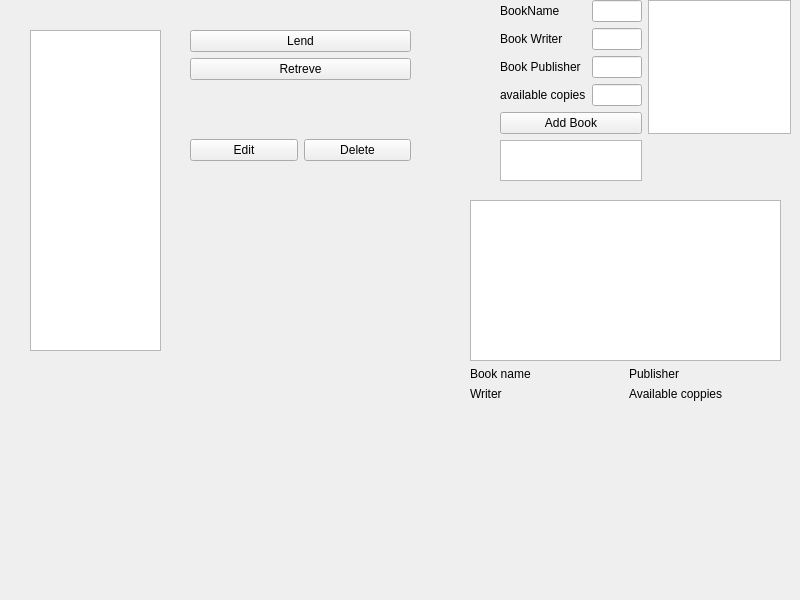
Before: the Qt Designer form Admin_page/adminpage.ui in meh3one/Ap-FinalProj, drawn with Qt 5.
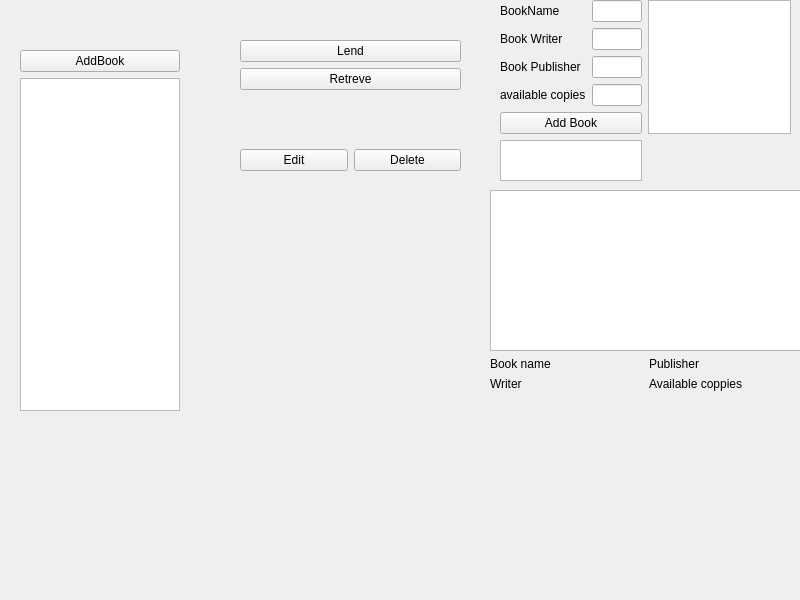
After: the same form once the commit is applied.

Commit message: made the app ALIVE

The edit to the form file:
```diff
--- a/Admin_page/adminpage.ui
+++ b/Admin_page/adminpage.ui
@@ -14,21 +14,11 @@
    <string>MainWindow</string>
   </property>
   <widget class="QWidget" name="centralwidget">
-   <widget class="QListWidget" name="BookList_Widget_output">
+   <widget class="QWidget" name="BookEdit_Widget" native="true">
     <property name="geometry">
      <rect>
-      <x>30</x>
-      <y>30</y>
-      <width>131</width>
-      <height>321</height>
-     </rect>
-    </property>
-   </widget>
-   <widget class="QWidget" name="gridLayoutWidget_2">
-    <property name="geometry">
-     <rect>
-      <x>190</x>
-      <y>30</y>
+      <x>240</x>
+      <y>40</y>
       <width>221</width>
       <height>131</height>
      </rect>
@@ -80,8 +70,8 @@
    <widget class="QWidget" name="Read_widget" native="true">
     <property name="geometry">
      <rect>
-      <x>470</x>
-      <y>200</y>
+      <x>490</x>
+      <y>190</y>
       <width>311</width>
       <height>201</height>
      </rect>
@@ -185,6 +175,28 @@
      </item>
     </layout>
    </widget>
+   <widget class="QWidget" name="verticalLayoutWidget">
+    <property name="geometry">
+     <rect>
+      <x>20</x>
+      <y>50</y>
+      <width>160</width>
+      <height>361</height>
+     </rect>
+    </property>
+    <layout class="QVBoxLayout" name="leftsidebar">
+     <item>
+      <widget class="QPushButton" name="AddBook_widget_botton">
+       <property name="text">
+        <string>AddBook</string>
+       </property>
+      </widget>
+     </item>
+     <item>
+      <widget class="QListWidget" name="BookList_Widget_output"/>
+     </item>
+    </layout>
+   </widget>
   </widget>
  </widget>
  <resources/>
```
Left out of the diff: 22 changed lines with no effect on the pictures. The commit also changes 2 other files.
